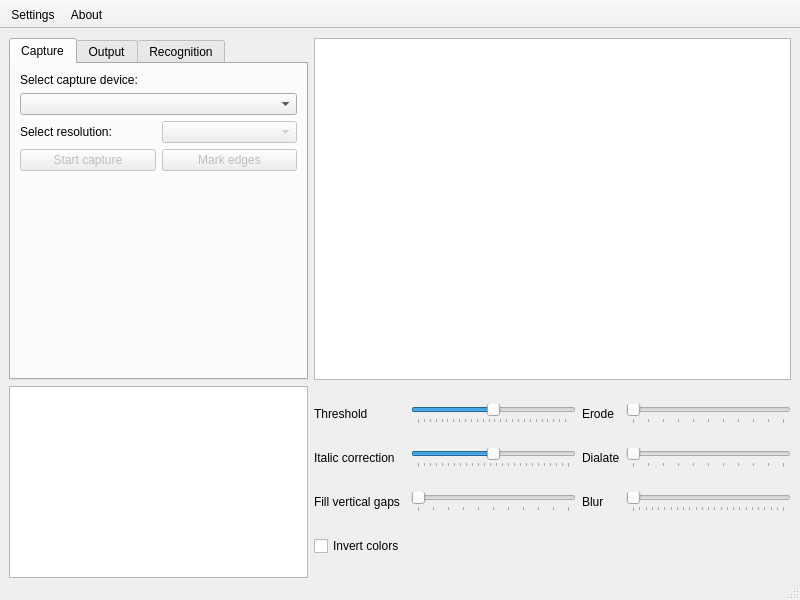
Old version of the form scoreboardocr.ui in the repository RenarsKokins/ScoreboardOCR.
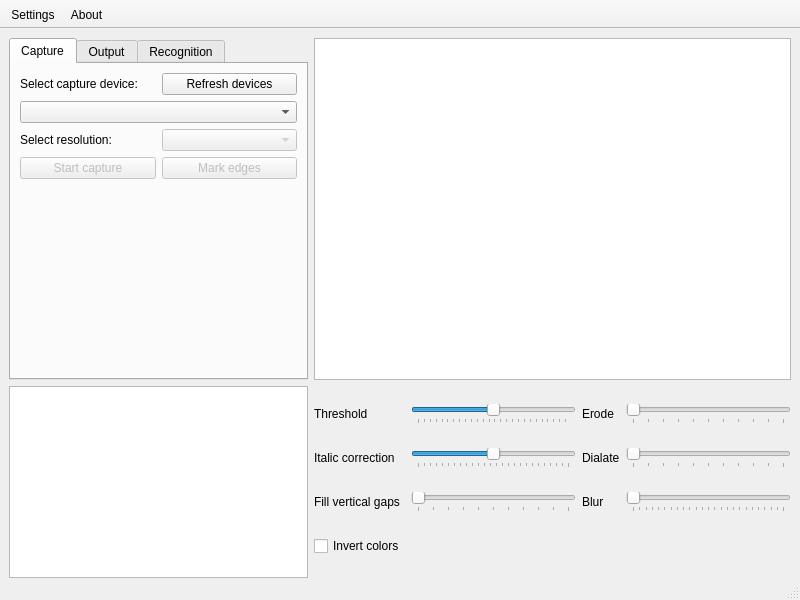
New version of the form.

Commit message: add device refresh button

```diff
--- a/scoreboardocr.ui
+++ b/scoreboardocr.ui
@@ -252,14 +252,27 @@
         <string>Capture</string>
        </attribute>
        <layout class="QGridLayout" name="gridLayout_3">
-        <item row="2" column="0">
+        <item row="7" column="0" colspan="2">
+         <spacer name="verticalSpacer">
+          <property name="orientation">
+           <enum>Qt::Vertical</enum>
+          </property>
+          <property name="sizeHint" stdset="0">
+           <size>
+            <width>20</width>
+            <height>40</height>
+           </size>
+          </property>
+         </spacer>
+        </item>
+        <item row="4" column="0">
          <widget class="QLabel" name="label_2">
           <property name="text">
            <string>Select resolution:</string>
           </property>
          </widget>
         </item>
-        <item row="1" column="0" colspan="2">
+        <item row="3" column="0" colspan="2">
          <widget class="QComboBox" name="captureDeviceComboBox">
           <property name="currentText">
            <string/>
@@ -269,7 +282,17 @@
           </property>
          </widget>
         </item>
-        <item row="2" column="1">
+        <item row="5" column="0">
+         <widget class="QPushButton" name="captureButton">
+          <property name="enabled">
+           <bool>false</bool>
+          </property>
+          <property name="text">
+           <string>Start capture</string>
+          </property>
+         </widget>
+        </item>
+        <item row="4" column="1">
          <widget class="QComboBox" name="deviceResolutionComboBox">
           <property name="enabled">
            <bool>false</bool>
@@ -279,7 +302,7 @@
           </property>
          </widget>
         </item>
-        <item row="3" column="1">
+        <item row="5" column="1">
          <widget class="QPushButton" name="edgesButton">
           <property name="enabled">
            <bool>false</bool>
@@ -289,33 +312,17 @@
           </property>
          </widget>
         </item>
-        <item row="5" column="0" colspan="2">
-         <spacer name="verticalSpacer">
-          <property name="orientation">
-           <enum>Qt::Vertical</enum>
-          </property>
-          <property name="sizeHint" stdset="0">
-           <size>
-            <width>20</width>
-            <height>40</height>
-           </size>
-          </property>
-         </spacer>
-        </item>
-        <item row="0" column="0" colspan="2">
+        <item row="1" column="0">
          <widget class="QLabel" name="label">
           <property name="text">
            <string>Select capture device:</string>
           </property>
          </widget>
         </item>
-        <item row="3" column="0">
-         <widget class="QPushButton" name="captureButton">
-          <property name="enabled">
-           <bool>false</bool>
-          </property>
+        <item row="1" column="1">
+         <widget class="QPushButton" name="refreshCaptureDeviceButton">
           <property name="text">
-           <string>Start capture</string>
+           <string>Refresh devices</string>
           </property>
          </widget>
         </item>
```
The commit also changes 2 other files.
